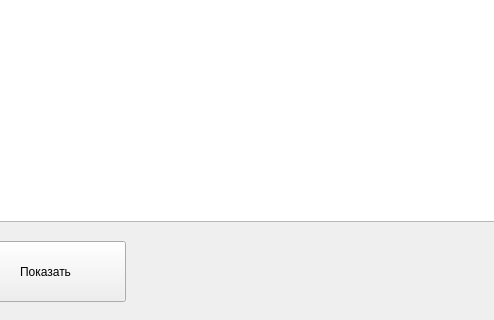
Above: main.ui from stepanovanastya1104/coffee before the change; both pictures show x 395 to 889 and y 249 to 569 of the 889 by 569 pixel window. Below: the same form after it.
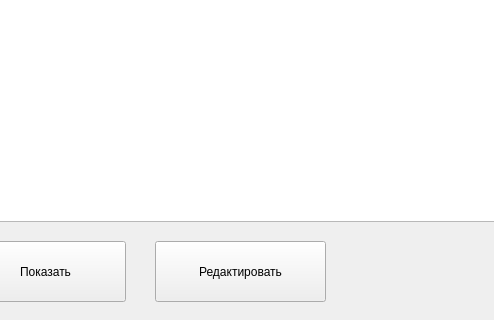
That is the form after the change.

What changed in the file:
```diff
--- a/main.ui
+++ b/main.ui
@@ -36,6 +36,19 @@
     </rect>
    </property>
   </widget>
+  <widget class="QPushButton" name="add_btn">
+   <property name="geometry">
+    <rect>
+     <x>550</x>
+     <y>490</y>
+     <width>171</width>
+     <height>61</height>
+    </rect>
+   </property>
+   <property name="text">
+    <string>Редактировать</string>
+   </property>
+  </widget>
  </widget>
  <resources/>
  <connections/>
```
